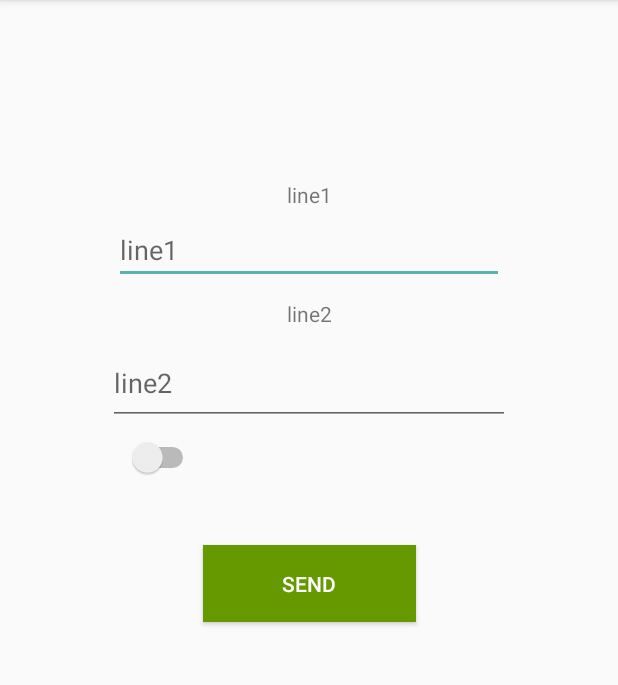
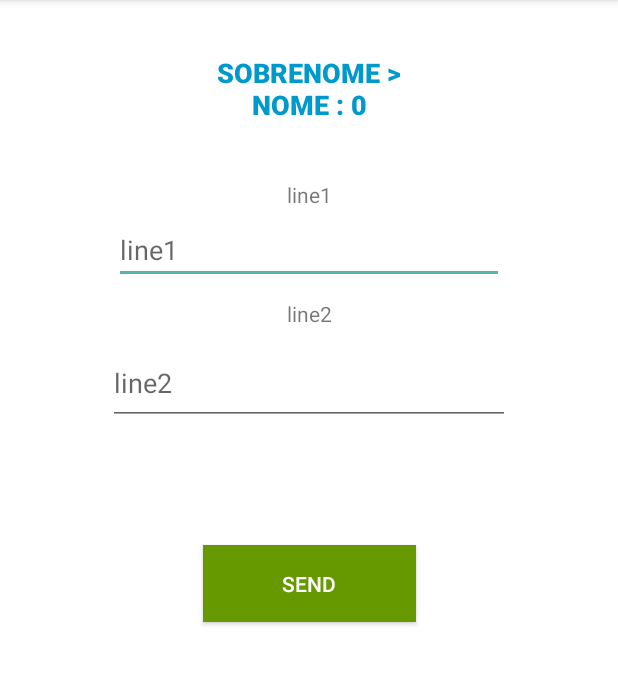
Before and after one commit to Armlockx/devAndroid, an Android app: the screen it shows after launch (MainActivity), after a tap on "SEND", on a phone screen of 412 x 824 dp, the part 84-769 px from its top. Run offline under Robolectric (Android 15) with nearby library versions, the phone set to English and light mode, and no system bars; 2 statements that could not run were skipped.

Commit message:
cor e if

```diff
--- a/app/src/main/java/com/example/cnec/myapplication/MainActivity.java
+++ b/app/src/main/java/com/example/cnec/myapplication/MainActivity.java
@@ -1,5 +1,7 @@
 package com.example.cnec.myapplication;
 
+import android.graphics.Color;
+import android.support.constraint.ConstraintLayout;
 import android.support.v7.app.AppCompatActivity;
 import android.os.Bundle;
 
@@ -62,15 +64,40 @@ public class MainActivity extends AppCompatActivity {
         TextView rato = (TextView) findViewById(R.id.pegaRatao);
 
         String nome = et.getText().toString();
-        String sobrenomenome = pt.getText().toString();
+        String sobrenome = pt.getText().toString();
 
-        tv.setText(nome + " " + sobrenomenome);
+        tv.setText(nome + " " + sobrenome);
 
-        Log.v("teste666!!", nome + " " + sobrenomenome);
-        Log.i("teste666", nome + " " + sobrenomenome);
-        rato.setText(nome + " " + sobrenomenome);
+        Log.v("teste666!!", nome + " " + sobrenome);
+        Log.i("teste666", nome + " " + sobrenome);
+        rato.setText(nome + " " + sobrenome);
 
         //altera o que for escrito na primeira caixa, mas em outro texto
     }
 
+    public void pressButton6(View v){
+        TextView tv = (TextView) findViewById(R.id.tv);
+        EditText et = (EditText) findViewById(R.id.et);
+        EditText pt = (EditText) findViewById(R.id.pt);
+        TextView rato = (TextView) findViewById(R.id.pegaRatao);
+
+        //String nome = et.getText().toString();
+        int nome = Integer.parseInt(et.getText().toString());
+        int sobrenome = Integer.parseInt(pt.getText().toString());
+
+        ConstraintLayout cl = (ConstraintLayout) findViewById(R.id.inicial);
+
+        //cl.setBackgroundColor(Color.parseColor("#BBFF00"));
+
+        if(nome > sobrenome){
+            tv.setText("Nome > sobrenome : " + nome);
+            cl.setBackgroundColor(Color.GREEN);
+            //rato.setText(nome + " " + sobrenome);
+        }
+        else{
+            tv.setText("Sobrenome > nome : " + sobrenome);
+            //cl.setBackgroundColor(Color.parseColor(""));
+            cl.setBackgroundColor(Color.WHITE);
+        }
+    }
 }
--- a/app/src/main/res/layout/activity_main.xml
+++ b/app/src/main/res/layout/activity_main.xml
@@ -2,6 +2,7 @@
 <android.support.constraint.ConstraintLayout xmlns:android="http://schemas.android.com/apk/res/android"
     xmlns:app="http://schemas.android.com/apk/res-auto"
     xmlns:tools="http://schemas.android.com/tools"
+    android:id="@+id/inicial"
     android:layout_width="match_parent"
     android:layout_height="match_parent"
     tools:context="com.example.cnec.myapplication.MainActivity">
@@ -35,7 +36,7 @@
         android:layout_marginTop="80dp"
         android:background="@android:color/holo_green_dark"
         android:elevation="?attr/actionBarSize"
-        android:onClick="pressButton5"
+        android:onClick="pressButton6"
         android:text="@string/send"
         app:layout_constraintBottom_toBottomOf="parent"
         app:layout_constraintEnd_toEndOf="parent"
@@ -85,21 +86,6 @@
         app:layout_constraintStart_toStartOf="parent"
         app:layout_constraintTop_toTopOf="parent" />
 
-    <Switch
-        android:id="@+id/switch1"
-        android:layout_width="wrap_content"
-        android:layout_height="wrap_content"
-        android:layout_marginEnd="8dp"
-        android:layout_marginStart="8dp"
-        android:layout_marginTop="8dp"
-        android:checked="false"
-        android:textAlignment="viewStart"
-        app:layout_constraintEnd_toEndOf="parent"
-        app:layout_constraintHorizontal_bias="0.221"
-        app:layout_constraintStart_toStartOf="parent"
-        app:layout_constraintTop_toBottomOf="@+id/pt"
-        tools:text="Ad" />
-
 
     <EditText
         android:id="@+id/pt"
@@ -117,14 +103,60 @@
 
     <TextView
         android:id="@+id/pegaRatao"
-        android:layout_width="wrap_content"
+        android:layout_width="2dp"
         android:layout_height="wrap_content"
-        android:layout_marginBottom="24dp"
+        android:layout_marginBottom="176dp"
         android:layout_marginEnd="8dp"
         android:layout_marginStart="8dp"
+        android:layout_marginTop="8dp"
         app:layout_constraintBottom_toBottomOf="parent"
         app:layout_constraintEnd_toEndOf="parent"
-        app:layout_constraintHorizontal_bias="0.222"
-        app:layout_constraintStart_toStartOf="parent" />
+        app:layout_constraintHorizontal_bias="0.207"
+        app:layout_constraintStart_toStartOf="parent"
+        app:layout_constraintTop_toBottomOf="@+id/pt"
+        app:layout_constraintVertical_bias="1.0" />
+
+    <LinearLayout
+        android:layout_width="370dp"
+        android:layout_height="56dp"
+        android:layout_marginBottom="8dp"
+        android:layout_marginEnd="8dp"
+        android:layout_marginStart="8dp"
+        android:layout_marginTop="8dp"
+        android:baselineAligned="false"
+        android:orientation="horizontal"
+        app:layout_constraintBottom_toBottomOf="parent"
+        app:layout_constraintEnd_toEndOf="parent"
+        app:layout_constraintHorizontal_bias="0.0"
+        app:layout_constraintStart_toStartOf="parent"
+        app:layout_constraintTop_toTopOf="parent"
+        app:layout_constraintVertical_bias="0.981">
+
+        <LinearLayout
+            android:layout_width="110dp"
+            android:layout_height="match_parent"
+            android:layout_weight="1"
+            android:orientation="horizontal">
+
+            <TextView
+                android:id="@+id/alert1"
+                android:layout_width="match_parent"
+                android:layout_height="match_parent"
+                android:textAlignment="center" />
+        </LinearLayout>
+
+        <LinearLayout
+            android:layout_width="111dp"
+            android:layout_height="71dp"
+            android:layout_weight="1"
+            android:orientation="horizontal">
+
+            <TextView
+                android:id="@+id/alert2"
+                android:layout_width="wrap_content"
+                android:layout_height="match_parent" />
+        </LinearLayout>
+
+    </LinearLayout>
 
 </android.support.constraint.ConstraintLayout>
```
